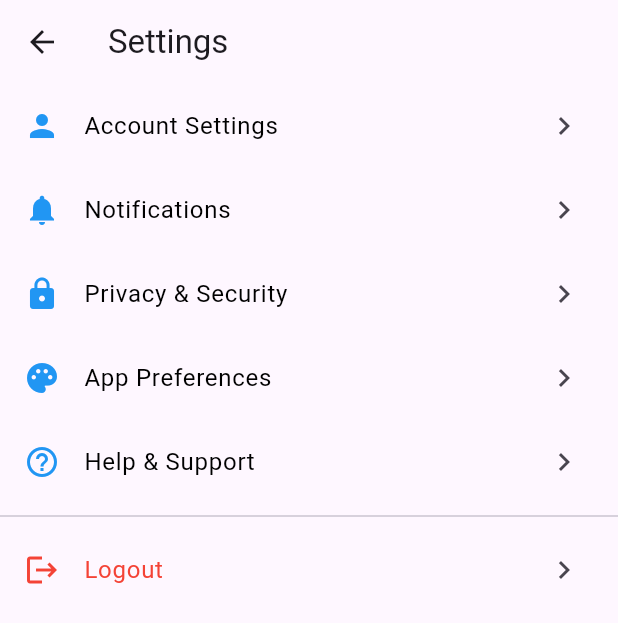
After one commit to kakkannika/Capstone-Project, a Flutter app: the SettingsScreen screen opened directly, on a phone screen of 412 x 824 dp. The commit adds this screen. Shown: the top 623 px of the screen. Run offline on Flutter 3.47's test engine with Material 3 defaults, Android fonts, the phone set to English and light mode, and no system bars; our stand-ins replace country_picker, iconsax.

Commit message:
profileACC_add setting

```diff
--- a/lib/prsentation/screens/profile/edit_profile_screen.dart
+++ b/lib/prsentation/screens/profile/edit_profile_screen.dart
@@ -88,6 +88,7 @@ class _EditProfileScreenState extends State<EditProfileScreen> {
  //to build the app bar for the EditProfileScreen with a back button and a title
   AppBar _buildAppBar() {
     return AppBar(
+      //toolbarHeight: 100,
       centerTitle: true,
       title: const Text('Edit Profile', style: TextStyle(color: Colors.black, fontSize: 20)),
       backgroundColor: Colors.transparent,
--- a/lib/prsentation/screens/profile/profile_screen.dart
+++ b/lib/prsentation/screens/profile/profile_screen.dart
@@ -1,4 +1,5 @@
 import 'package:flutter/material.dart';
+import 'package:tourism_app/prsentation/screens/profile/settings_screen.dart';
 import 'edit_profile_screen.dart';
 import '../auth/login_screen.dart';
 
@@ -8,7 +9,7 @@ class ProfileScreen extends StatelessWidget {
   @override
   Widget build(BuildContext context) {
     return DefaultTabController(
-      length: 2,
+      length: 50,
       child: Scaffold(
         appBar: _buildAppBar(context),
         body: _buildBody(),
@@ -34,6 +35,7 @@ class ProfileScreen extends StatelessWidget {
     );
   }
 
+//to build the body of the ProfileScreen with a profile image, profile information, a tab bar, and a tab bar view
   Widget _buildBody() {
     return Column(
       children: [
@@ -55,6 +57,7 @@ class ProfileScreen extends StatelessWidget {
     );
   }
 
+//to build the profile image for the ProfileScreen
   Widget _buildProfileImage() {
     return const CircleAvatar(
       radius: 50,
@@ -62,6 +65,7 @@ class ProfileScreen extends StatelessWidget {
     );
   }
 
+//to build the profile information for the ProfileScreen
   Widget _buildProfileInfo() {
     return const Column(
       children: [
@@ -78,6 +82,7 @@ class ProfileScreen extends StatelessWidget {
     );
   }
 
+//to build the tab bar for the ProfileScreen with two tabs: Trips and History
   Widget _buildTabBar() {
     return const TabBar(
       labelColor: Color(0xFF386FA4),
@@ -90,6 +95,7 @@ class ProfileScreen extends StatelessWidget {
     );
   }
 
+//to build the tab bar view for the ProfileScreen with two tabs: Trips and History
   Widget _buildTabBarView() {
     return Expanded(
       child: TabBarView(
@@ -101,6 +107,7 @@ class ProfileScreen extends StatelessWidget {
     );
   }
 
+//to build the Trips tab for the ProfileScreen with a list of trips
   Widget _buildTripsTab() {
     return ListView(
       padding: const EdgeInsets.all(16),
@@ -110,7 +117,7 @@ class ProfileScreen extends StatelessWidget {
       ],
     );
   }
-
+//to build the History tab for the ProfileScreen with a list of trips
   Widget _buildHistoryTab() {
     return ListView(
       padding: const EdgeInsets.all(16),
@@ -120,7 +127,7 @@ class ProfileScreen extends StatelessWidget {
       ],
     );
   }
-
+//to build a trip item for the ProfileScreen
   Widget _buildTripItem(String title, String places, String status) {
     final isCompleted = status == 'Completed';
     final statusColor = isCompleted ? Colors.green : const Color(0xFF386FA4);
@@ -144,7 +151,7 @@ class ProfileScreen extends StatelessWidget {
       ),
     );
   }
-
+//to show the option to choose such as ,setting edit profile or view profile reset password,logout
   void _showMoreOptions(BuildContext context) {
     showDialog(
       context: context,
@@ -154,6 +161,14 @@ class ProfileScreen extends StatelessWidget {
         content: Column(
           mainAxisSize: MainAxisSize.min,
           children: [
+            _buildOptionTile(
+              icon: Icons.settings,
+              title: 'Settings',
+              onTap: () {
+                Navigator.pop(context);
+                _goToSettings(context);
+              },
+            ),
             _buildOptionTile(
               icon: Icons.person_outline,
               title: 'Edit Profile',
@@ -182,6 +197,13 @@ class ProfileScreen extends StatelessWidget {
     );
   }
 
+  void _goToSettings(BuildContext context) {
+    Navigator.push(
+      context,
+      MaterialPageRoute(builder: (context) => const SettingsScreen()),
+    );
+  }
+//to build the option tile
   Widget _buildOptionTile({
     required IconData icon,
     required String title,
@@ -201,7 +223,7 @@ class ProfileScreen extends StatelessWidget {
       onTap: onTap,
     );
   }
-
+//to show logout confirmation dialog
   void _showLogoutConfirmation(BuildContext context) {
     showDialog(
       context: context,
--- /dev/null
+++ b/lib/prsentation/screens/profile/settings_screen.dart
@@ -0,0 +1,62 @@
+import 'package:flutter/material.dart';
+
+class SettingsScreen extends StatelessWidget {
+  const SettingsScreen({super.key});
+
+  @override
+  Widget build(BuildContext context) {
+    return Scaffold(
+      appBar: AppBar(title: const Text('Settings')),
+      body: ListView(
+        children: [
+          _buildSettingItem(
+            icon: Icons.person,
+            title: 'Account Settings',
+            onTap: () {}, // Navigate to account settings
+          ),
+          _buildSettingItem(
+            icon: Icons.notifications,
+            title: 'Notifications',
+            onTap: () {}, // Navigate to notifications settings
+          ),
+          _buildSettingItem(
+            icon: Icons.lock,
+            title: 'Privacy & Security',
+            onTap: () {}, // Navigate to privacy settings
+          ),
+          _buildSettingItem(
+            icon: Icons.palette,
+            title: 'App Preferences',
+            onTap: () {}, // Navigate to preferences
+          ),
+          _buildSettingItem(
+            icon: Icons.help_outline,
+            title: 'Help & Support',
+            onTap: () {}, // Navigate to help
+          ),
+          const Divider(),
+          _buildSettingItem(
+            icon: Icons.logout,
+            title: 'Logout',
+            onTap: () {}, // Handle logout
+            isDestructive: true,
+          ),
+        ],
+      ),
+    );
+  }
+
+  Widget _buildSettingItem({
+    required IconData icon,
+    required String title,
+    required VoidCallback onTap,
+    bool isDestructive = false,
+  }) {
+    return ListTile(
+      leading: Icon(icon, color: isDestructive ? Colors.red : Colors.blue),
+      title: Text(title, style: TextStyle(color: isDestructive ? Colors.red : Colors.black)),
+      trailing: const Icon(Icons.chevron_right),
+      onTap: onTap,
+    );
+  }
+}
```
